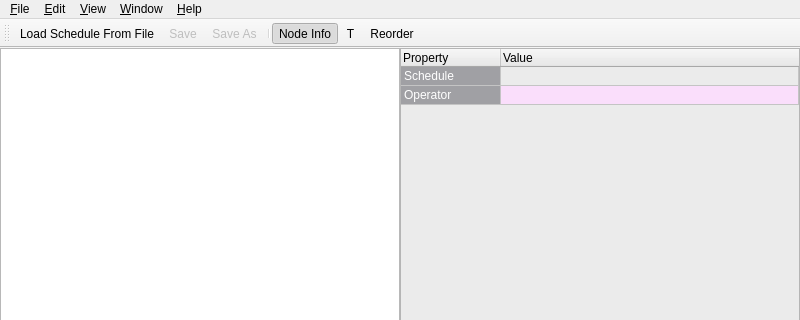
Before: the Qt Designer form b_asic/scheduler_gui/main_window.ui in b-asic-eda/b-asic, drawn with Qt 5; both pictures show x 0 to 800 and y 0 to 320 of the 800 by 600 pixel window.
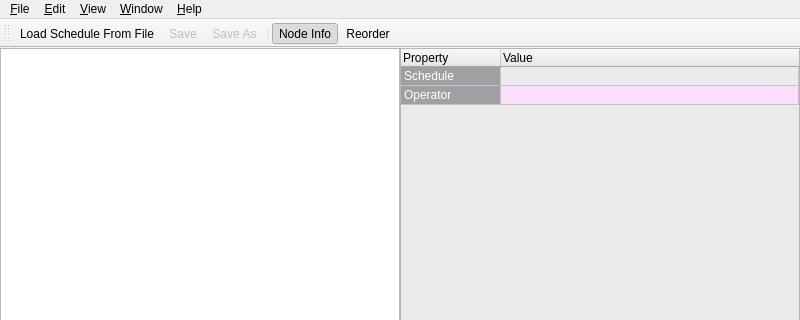
After: the same form once the commit is applied. Icons and pictures are not drawn.

Commit message: Add recent files for scheduler GUI

Patch:
```diff
--- a/b_asic/scheduler_gui/main_window.ui
+++ b/b_asic/scheduler_gui/main_window.ui
@@ -263,7 +263,6 @@
    <addaction name="menu_save_as"/>
    <addaction name="separator"/>
    <addaction name="menu_node_info"/>
-   <addaction name="actionT"/>
    <addaction name="actionReorder"/>
   </widget>
   <action name="menu_load_from_file">
```
Left out of the diff: 14 changed lines with no effect on the pictures. The commit also changes 4 other files.
